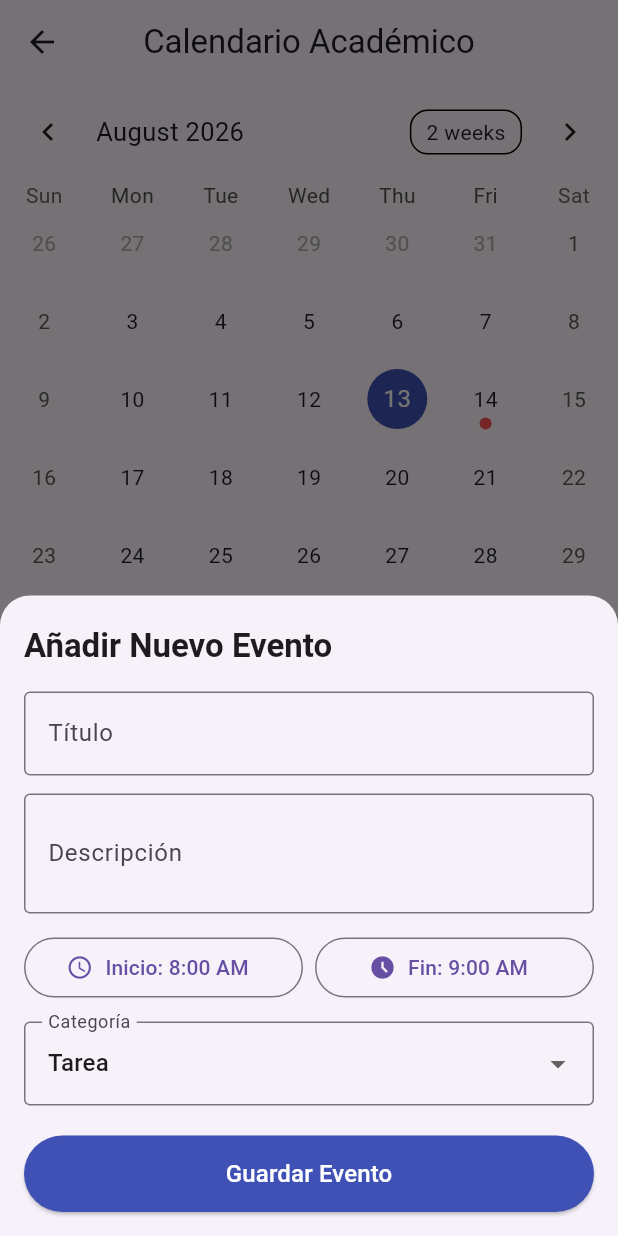
After one commit to anddy-orosco/UPEA-Connect, a Flutter app: the CalendarScreen screen opened directly, after a tap on the "delete outline" icon, after a tap on the "add" icon, on a phone screen of 412 x 824 dp. The commit adds this screen. Run offline on Flutter 3.47's test engine with Material 3 defaults, Android fonts, the phone set to English and light mode, and no system bars; drawn by our look-alikes of table_calendar; our stand-ins replace image_picker, open_file, shared_preferences; missing offline and left inert: dart:html; accounts and stored records are empty.

Commit message:
Add files via upload

```diff
--- /dev/null
+++ b/lib/models/event_model.dart
@@ -0,0 +1,86 @@
+import 'package:flutter/material.dart';
+
+class EventModel {
+  final String id;
+  final String title;
+  final String description;
+  final DateTime date;
+  final TimeOfDay startTime;
+  final TimeOfDay endTime;
+  final String category;
+  final Color color;
+  final bool isCompleted;
+
+  EventModel({
+    required this.id,
+    required this.title,
+    required this.description,
+    required this.date,
+    required this.startTime,
+    required this.endTime,
+    required this.category,
+    this.color = Colors.blue,
+    this.isCompleted = false,
+  });
+
+  Map<String, dynamic> toMap() {
+    return {
+      'id': id,
+      'title': title,
+      'description': description,
+      'date': date.toIso8601String(),
+      'startTime': '${startTime.hour}:${startTime.minute}',
+      'endTime': '${endTime.hour}:${endTime.minute}',
+      'category': category,
+      'color': color.value,
+      'isCompleted': isCompleted,
+    };
+  }
+
+  factory EventModel.fromMap(Map<String, dynamic> map) {
+    final startParts = (map['startTime'] as String).split(':');
+    final endParts = (map['endTime'] as String).split(':');
+
+    return EventModel(
+      id: map['id'],
+      title: map['title'],
+      description: map['description'],
+      date: DateTime.parse(map['date']),
+      startTime: TimeOfDay(
+        hour: int.parse(startParts[0]),
+        minute: int.parse(startParts[1]),
+      ),
+      endTime: TimeOfDay(
+        hour: int.parse(endParts[0]),
+        minute: int.parse(endParts[1]),
+      ),
+      category: map['category'],
+      color: Color(map['color']),
+      isCompleted: map['isCompleted'] ?? false,
+    );
+  }
+
+  EventModel copyWith({
+    String? id,
+    String? title,
+    String? description,
+    DateTime? date,
+    TimeOfDay? startTime,
+    TimeOfDay? endTime,
+    String? category,
+    Color? color,
+    bool? isCompleted,
+  }) {
+    return EventModel(
+      id: id ?? this.id,
+      title: title ?? this.title,
+      description: description ?? this.description,
+      date: date ?? this.date,
+      startTime: startTime ?? this.startTime,
+      endTime: endTime ?? this.endTime,
+      category: category ?? this.category,
+      color: color ?? this.color,
+      isCompleted: isCompleted ?? this.isCompleted,
+    );
+  }
+}
--- /dev/null
+++ b/lib/screens/calendar_screen.dart
@@ -0,0 +1,137 @@
+import 'package:flutter/material.dart';
+import 'package:table_calendar/table_calendar.dart';
+import '../models/event_model.dart';
+import '../services/calendar_service.dart';
+import '../widgets/event_card.dart';
+import '../widgets/add_event_modal.dart';
+
+class CalendarScreen extends StatefulWidget {
+  const CalendarScreen({super.key});
+
+  @override
+  State<CalendarScreen> createState() => _CalendarScreenState();
+}
+
+class _CalendarScreenState extends State<CalendarScreen> {
+  final CalendarService _calendarService = CalendarService();
+  CalendarFormat _calendarFormat = CalendarFormat.month;
+  DateTime _focusedDay = DateTime.now();
+  DateTime? _selectedDay;
+
+  @override
+  void initState() {
+    super.initState();
+    _selectedDay = _focusedDay;
+  }
+
+  List<EventModel> _getEventsForDay(DateTime day) {
+    return _calendarService.getEventsForDay(day);
+  }
+
+  void _openAddEventModal() {
+    showModalBottomSheet(
+      context: context,
+      isScrollControlled: true,
+      shape: const RoundedRectangleBorder(
+        borderRadius: BorderRadius.vertical(top: Radius.circular(20)),
+      ),
+      builder: (_) => AddEventModal(
+        selectedDate: _selectedDay ?? DateTime.now(),
+        onEventAdded: (newEvent) {
+          setState(() {
+            _calendarService.addEvent(newEvent);
+          });
+        },
+      ),
+    );
+  }
+
+  @override
+  Widget build(BuildContext context) {
+    final selectedEvents = _getEventsForDay(_selectedDay ?? _focusedDay);
+
+    return Scaffold(
+      appBar: AppBar(
+        title: const Text('Calendario Académico'),
+        centerTitle: true,
+      ),
+      body: Column(
+        children: [
+          TableCalendar<EventModel>(
+            firstDay: DateTime.utc(2020, 1, 1),
+            lastDay: DateTime.utc(2030, 12, 31),
+            focusedDay: _focusedDay,
+            calendarFormat: _calendarFormat,
+            selectedDayPredicate: (day) => isSameDay(_selectedDay, day),
+            eventLoader: _getEventsForDay,
+            onDaySelected: (selectedDay, focusedDay) {
+              if (!isSameDay(_selectedDay, selectedDay)) {
+                setState(() {
+                  _selectedDay = selectedDay;
+                  _focusedDay = focusedDay;
+                });
+              }
+            },
+            onFormatChanged: (format) {
+              if (_calendarFormat != format) {
+                setState(() {
+                  _calendarFormat = format;
+                });
+              }
+            },
+            onPageChanged: (focusedDay) {
+              _focusedDay = focusedDay;
+            },
+            calendarStyle: CalendarStyle(
+              todayDecoration: BoxDecoration(
+                color: Colors.blue.shade200,
+                shape: BoxShape.circle,
+              ),
+              selectedDecoration: const BoxDecoration(
+                color: Colors.indigo,
+                shape: BoxShape.circle,
+              ),
+              markerDecoration: const BoxDecoration(
+                color: Colors.redAccent,
+                shape: BoxShape.circle,
+              ),
+            ),
+          ),
+          const SizedBox(height: 8),
+          Expanded(
+            child: selectedEvents.isEmpty
+                ? const Center(
+              child: Text(
+                'No hay eventos programados para este día.',
+                style: TextStyle(color: Colors.grey),
+              ),
+            )
+                : ListView.builder(
+              itemCount: selectedEvents.length,
+              itemBuilder: (context, index) {
+                final event = selectedEvents[index];
+                return EventCard(
+                  event: event,
+                  onToggleComplete: () {
+                    setState(() {
+                      _calendarService.toggleEventCompletion(event.id);
+                    });
+                  },
+                  onDelete: () {
+                    setState(() {
+                      _calendarService.deleteEvent(event.id);
+                    });
+                  },
+                );
+              },
+            ),
+          ),
+        ],
+      ),
+      floatingActionButton: FloatingActionButton(
+        onPressed: _openAddEventModal,
+        child: const Icon(Icons.add),
+      ),
+    );
+  }
+}
--- /dev/null
+++ b/lib/services/calendar_service.dart
@@ -0,0 +1,62 @@
+import 'package:flutter/material.dart';
+import '../models/event_model.dart';
+
+class CalendarService {
+  // Lista en memoria para simular la persistencia de datos
+  final List<EventModel> _events = [
+    EventModel(
+      id: '1',
+      title: 'Entrega de Proyecto Flutter',
+      description: 'Presentación final del sistema UPEA Connect',
+      date: DateTime.now(),
+      startTime: const TimeOfDay(hour: 8, minute: 0),
+      endTime: const TimeOfDay(hour: 10, minute: 0),
+      category: 'Tarea',
+      color: Colors.indigo,
+    ),
+    EventModel(
+      id: '2',
+      title: 'Examen de Base de Datos',
+      description: 'Capítulos 1 al 4: Consultas SQL avanzadas',
+      date: DateTime.now().add(const Duration(days: 1)),
+      startTime: const TimeOfDay(hour: 10, minute: 30),
+      endTime: const TimeOfDay(hour: 12, minute: 0),
+      category: 'Examen',
+      color: Colors.redAccent,
+    ),
+  ];
+
+  // Obtener todos los eventos
+  List<EventModel> getAllEvents() {
+    return List.unmodifiable(_events);
+  }
+
+  // Obtener eventos filtrados por un día específico
+  List<EventModel> getEventsForDay(DateTime day) {
+    return _events.where((event) {
+      return event.date.year == day.year &&
+          event.date.month == day.month &&
+          event.date.day == day.day;
+    }).toList();
+  }
+
+  // Agregar un nuevo evento
+  void addEvent(EventModel newEvent) {
+    _events.add(newEvent);
+  }
+
+  // Cambiar estado de completado
+  void toggleEventCompletion(String id) {
+    final index = _events.indexWhere((e) => e.id == id);
+    if (index != -1) {
+      _events[index] = _events[index].copyWith(
+        isCompleted: !_events[index].isCompleted,
+      );
+    }
+  }
+
+  // Eliminar evento
+  void deleteEvent(String id) {
+    _events.removeWhere((e) => e.id == id);
+  }
+}
--- /dev/null
+++ b/lib/widgets/add_event_modal.dart
@@ -0,0 +1,188 @@
+import 'package:flutter/material.dart';
+import '../models/event_model.dart';
+
+class AddEventModal extends StatefulWidget {
+  final DateTime selectedDate;
+  final Function(EventModel) onEventAdded;
+
+  const AddEventModal({
+    super.key,
+    required this.selectedDate,
+    required this.onEventAdded,
+  });
+
+  @override
+  State<AddEventModal> createState() => _AddEventModalState();
+}
+
+class _AddEventModalState extends State<AddEventModal> {
+  final _formKey = GlobalKey<FormState>();
+  final _titleController = TextEditingController();
+  final _descriptionController = TextEditingController();
+
+  late DateTime _eventDate;
+  TimeOfDay _startTime = const TimeOfDay(hour: 8, minute: 0);
+  TimeOfDay _endTime = const TimeOfDay(hour: 9, minute: 0);
+  String _category = 'Tarea';
+  Color _selectedColor = Colors.indigo;
+
+  final Map<String, Color> _categories = {
+    'Tarea': Colors.indigo,
+    'Examen': Colors.redAccent,
+    'Clase': Colors.teal,
+    'Evento': Colors.orange,
+  };
+
+  @override
+  void initState() {
+    super.initState();
+    _eventDate = widget.selectedDate;
+  }
+
+  @override
+  void dispose() {
+    _titleController.dispose();
+    _descriptionController.dispose();
+    super.dispose();
+  }
+
+  Future<void> _selectTime(bool isStart) async {
+    final picked = await showTimePicker(
+      context: context,
+      initialTime: isStart ? _startTime : _endTime,
+    );
+    if (picked != null) {
+      setState(() {
+        if (isStart) {
+          _startTime = picked;
+        } else {
+          _endTime = picked;
+        }
+      });
+    }
+  }
+
+  void _submit() {
+    if (_formKey.currentState!.validate()) {
+      final newEvent = EventModel(
+        id: DateTime.now().millisecondsSinceEpoch.toString(),
+        title: _titleController.text.trim(),
+        description: _descriptionController.text.trim(),
+        date: _eventDate,
+        startTime: _startTime,
+        endTime: _endTime,
+        category: _category,
+        color: _selectedColor,
+      );
+
+      widget.onEventAdded(newEvent);
+      Navigator.of(context).pop();
+    }
+  }
+
+  @override
+  Widget build(BuildContext context) {
+    return Padding(
+      padding: EdgeInsets.only(
+        bottom: MediaQuery.of(context).viewInsets.bottom,
+        left: 16,
+        right: 16,
+        top: 20,
+      ),
+      child: SingleChildScrollView(
+        child: Form(
+          key: _formKey,
+          child: Column(
+            mainAxisSize: MainAxisSize.min,
+            crossAxisAlignment: CrossAxisAlignment.start,
+            children: [
+              Text(
+                'Añadir Nuevo Evento',
+                style: Theme.of(context).textTheme.titleLarge?.copyWith(
+                  fontWeight: FontWeight.bold,
+                ),
+              ),
+              const SizedBox(height: 16),
+              TextFormField(
+                controller: _titleController,
+                decoration: const InputDecoration(
+                  labelText: 'Título',
+                  border: OutlineInputBorder(),
+                ),
+                validator: (val) =>
+                val == null || val.isEmpty ? 'Ingresa un título' : null,
+              ),
+              const SizedBox(height: 12),
+              TextFormField(
+                controller: _descriptionController,
+                decoration: const InputDecoration(
+                  labelText: 'Descripción',
+                  border: OutlineInputBorder(),
+                ),
+                maxLines: 2,
+              ),
+              const SizedBox(height: 12),
+              Row(
+                children: [
+                  Expanded(
+                    child: OutlinedButton.icon(
+                      icon: const Icon(Icons.access_time),
+                      label: Text('Inicio: ${_startTime.format(context)}'),
+                      onPressed: () => _selectTime(true),
+                    ),
+                  ),
+                  const SizedBox(width: 8),
+                  Expanded(
+                    child: OutlinedButton.icon(
+                      icon: const Icon(Icons.access_time_filled),
+                      label: Text('Fin: ${_endTime.format(context)}'),
+                      onPressed: () => _selectTime(false),
+                    ),
+                  ),
+                ],
+              ),
+              const SizedBox(height: 12),
+              DropdownButtonFormField<String>(
+                value: _category,
+                decoration: const InputDecoration(
+                  labelText: 'Categoría',
+                  border: OutlineInputBorder(),
+                ),
+                items: _categories.keys.map((cat) {
+                  return DropdownMenuItem(
+                    value: cat,
+                    child: Text(cat),
+                  );
+                }).toList(),
+                onChanged: (val) {
+                  if (val != null) {
+                    setState(() {
+                      _category = val;
+                      _selectedColor = _categories[val]!;
+                    });
+                  }
+                },
+              ),
+              const SizedBox(height: 20),
+              SizedBox(
+                width: double.infinity,
+                child: ElevatedButton(
+                  onPressed: _submit,
+                  style: ElevatedButton.styleFrom(
+                    backgroundColor: _selectedColor,
+                    padding: const EdgeInsets.symmetric(vertical: 14),
+                  ),
+                  child: const Text(
+                    'Guardar Evento',
+                    style: TextStyle(color: Colors.white, fontSize: 16),
+                  ),
+                ),
+              ),
+              const SizedBox(height: 16),
+            ],
+          ),
+        ),
+      ),
+    );
+  }
+}
--- a/lib/widgets/drawer_menu.dart
+++ b/lib/widgets/drawer_menu.dart
@@ -120,7 +120,7 @@ class DrawerMenu extends StatelessWidget {
                   ),
                   _buildMenuItem(
                     icon: Icons.calendar_month,
-                    label: 'Horario',
+                    label: 'Calendario Académico', // <-- Cambiado de 'Horario' a 'Calendario Académico'
                     index: 3,
                   ),
                   _buildMenuItem(
--- /dev/null
+++ b/lib/widgets/event_card.dart
@@ -0,0 +1,102 @@
+import 'package:flutter/material.dart';
+import '../models/event_model.dart';
+
+class EventCard extends StatelessWidget {
+  final EventModel event;
+  final VoidCallback onToggleComplete;
+  final VoidCallback onDelete;
+
+  const EventCard({
+    super.key,
+    required this.event,
+    required this.onToggleComplete,
+    required this.onDelete,
+  });
+
+  @override
+  Widget build(BuildContext context) {
+    return Card(
+      elevation: 2,
+      margin: const EdgeInsets.symmetric(horizontal: 16, vertical: 6),
+      shape: RoundedRectangleBorder(
+        borderRadius: BorderRadius.circular(12),
+      ),
+      child: Container(
+        decoration: BoxDecoration(
+          border: Border(
+            left: BorderSide(
+              color: event.color,
+              width: 6,
+            ),
+          ),
+        ),
+        child: ListTile(
+          contentPadding: const EdgeInsets.symmetric(
+            horizontal: 16,
+            vertical: 8,
+          ),
+          leading: Checkbox(
+            value: event.isCompleted,
+            activeColor: event.color,
+            onChanged: (_) => onToggleComplete(),
+          ),
+          title: Text(
+            event.title,
+            style: TextStyle(
+              fontWeight: FontWeight.bold,
+              decoration: event.isCompleted
+                  ? TextDecoration.lineThrough
+                  : TextDecoration.none,
+            ),
+          ),
+          subtitle: Column(
+            crossAxisAlignment: CrossAxisAlignment.start,
+            children: [
+              const SizedBox(height: 4),
+              Text(
+                event.description,
+                maxLines: 2,
+                overflow: TextOverflow.ellipsis,
+              ),
+              const SizedBox(height: 6),
+              Row(
+                children: [
+                  Icon(
+                    Icons.access_time,
+                    size: 14,
+                    color: Colors.grey[600],
+                  ),
+                  const SizedBox(width: 4),
+                  Text(
+                    '${event.startTime.format(context)} - ${event.endTime.format(context)}',
+                    style: TextStyle(
+                      fontSize: 12,
+                      color: Colors.grey[600],
+                    ),
+                  ),
+                  const SizedBox(width: 12),
+                  Chip(
+                    label: Text(
+                      event.category,
+                      style: const TextStyle(
+                        fontSize: 10,
+                        color: Colors.white,
+                      ),
+                    ),
+                    backgroundColor: event.color,
+                    padding: EdgeInsets.zero,
+                    materialTapTargetSize: MaterialTapTargetSize.shrinkWrap,
+                  ),
+                ],
+              ),
+            ],
+          ),
+          trailing: IconButton(
+            icon: const Icon(Icons.delete_outline, color: Colors.redAccent),
+            onPressed: onDelete,
+          ),
+        ),
+      ),
+    );
+  }
+}
--- a/pubspec.yaml
+++ b/pubspec.yaml
@@ -18,6 +18,7 @@ dependencies:
   path_provider: ^2.1.4
   open_file: ^3.5.11
   screenshot: ^3.0.0
+  table_calendar: ^3.1.2
 
   # Formato de fechas
   intl: ^0.19.0
```
Also changed, not shown: lib/screens/home_screen.dart (+8 -46 lines).
